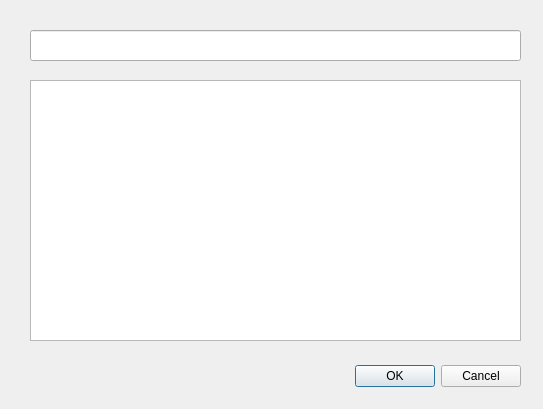
leovavi/DiscoVirtual, file input.ui: the form before one commit.
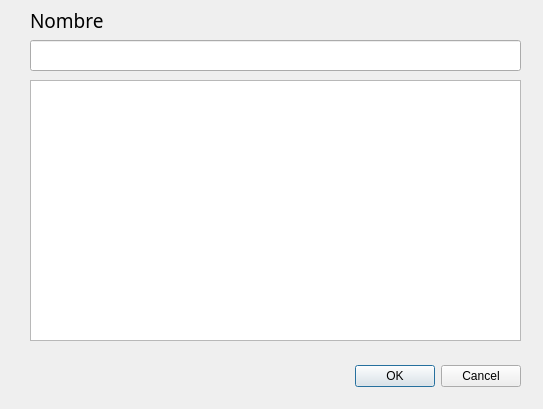
The form after the commit.

```diff
--- a/input.ui
+++ b/input.ui
@@ -43,10 +43,35 @@
    <property name="geometry">
     <rect>
      <x>30</x>
-     <y>30</y>
+     <y>40</y>
      <width>491</width>
      <height>31</height>
     </rect>
+   </property>
+   <property name="font">
+    <font>
+     <family>Ebrima</family>
+     <pointsize>12</pointsize>
+    </font>
+   </property>
+  </widget>
+  <widget class="QLabel" name="label">
+   <property name="geometry">
+    <rect>
+     <x>30</x>
+     <y>10</y>
+     <width>81</width>
+     <height>21</height>
+    </rect>
+   </property>
+   <property name="font">
+    <font>
+     <family>Ebrima</family>
+     <pointsize>14</pointsize>
+    </font>
+   </property>
+   <property name="text">
+    <string>Nombre</string>
    </property>
   </widget>
  </widget>
```
Left out of the diff: 6 changed lines with no effect on the pictures.
